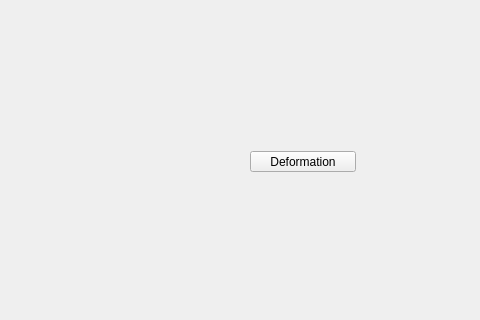
m3trik/tentacle, file tentacle/ui/deformation#submenu.ui: the form before one commit; both pictures show x 0 to 480 and y 139 to 459 of the 600 by 593 pixel window.
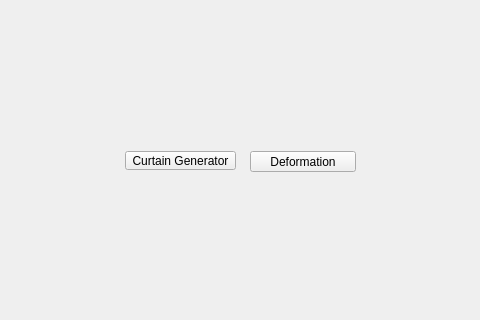
The form after the commit. Custom widgets are drawn as their Qt base class.

The edit to the form file:
```diff
--- a/tentacle/ui/deformation#submenu.ui
+++ b/tentacle/ui/deformation#submenu.ui
@@ -78,8 +78,52 @@
      <string>Deformation</string>
     </property>
    </widget>
+   <widget class="PushButton" name="tb001">
+    <property name="enabled">
+     <bool>true</bool>
+    </property>
+    <property name="geometry">
+     <rect>
+      <x>125</x>
+      <y>290</y>
+      <width>111</width>
+      <height>19</height>
+     </rect>
+    </property>
+    <property name="minimumSize">
+     <size>
+      <width>0</width>
+      <height>19</height>
+     </size>
+    </property>
+    <property name="maximumSize">
+     <size>
+      <width>16777215</width>
+      <height>19</height>
+     </size>
+    </property>
+    <property name="toolTip">
+     <string/>
+    </property>
+    <property name="text">
+     <string>Curtain Generator</string>
+    </property>
+    <property name="iconSize">
+     <size>
+      <width>18</width>
+      <height>18</height>
+     </size>
+    </property>
+   </widget>
   </widget>
  </widget>
+ <customwidgets>
+  <customwidget>
+   <class>PushButton</class>
+   <extends>QPushButton</extends>
+   <header>widgets.pushbutton.h</header>
+  </customwidget>
+ </customwidgets>
  <resources/>
  <connections/>
  <designerdata>
```
